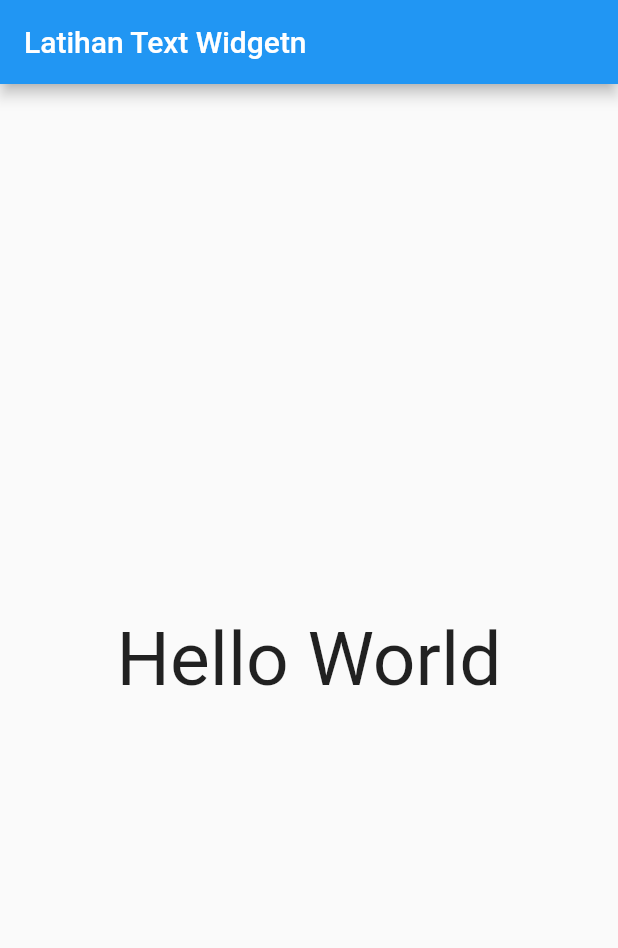
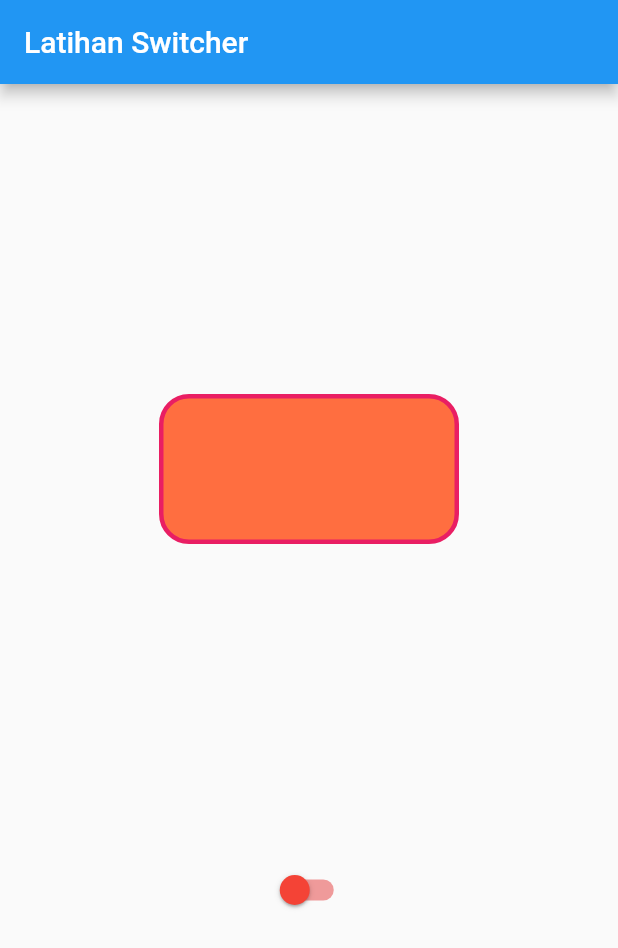
Before and after one commit to akbariyansyah/latihan-flutter, a Flutter app: the screen it shows after launch, on a phone screen of 412 x 824 dp. Shown: the top 948 px of the screen. Run offline on Flutter 3.47's test engine with Material 2 defaults, Android fonts, the light colour scheme and no system bars.

Commit message:
-Initial Commit -Complete the code

```diff
--- a/lib/main.dart
+++ b/lib/main.dart
@@ -16,21 +16,89 @@ class MyApp extends StatelessWidget {
   }
 }
 
-class MainPage extends StatelessWidget {
+class MainPage extends StatefulWidget {
+  @override
+  _MainPageState createState() => _MainPageState();
+}
+
+class _MainPageState extends State<MainPage> {
+  bool isOn = false;
+  Widget myWidget = Container(
+    width: 200,
+    height: 100,
+    decoration: BoxDecoration(
+        color: Colors.deepOrangeAccent,
+        borderRadius: BorderRadius.circular(20),
+        border: Border.all(color: Colors.pink, width: 3)),
+  );
   @override
   Widget build(BuildContext context) {
     return Scaffold(
         appBar: AppBar(
           title: Text(
-            "Latihan Text Widgetn",
+            "Latihan Switcher ",
           ),
         ),
         body: Center(
-          child: Text(
-            "Hello World",
-            style: TextStyle(fontSize: 50),
+          child: Column(
+            mainAxisAlignment: MainAxisAlignment.spaceEvenly,
+            children: [
+              AnimatedSwitcher(
+                child: myWidget,
+                duration: Duration(milliseconds: 500),
+                transitionBuilder: (child, animation) => RotationTransition(
+                  turns: animation,
+                  child: child,
+                ),
+              ),
+              Switch(
+                  activeColor: Colors.cyan[800],
+                  inactiveThumbColor: Colors.red,
+                  inactiveTrackColor: Colors.red[200],
+                  value: isOn,
+                  onChanged: (newValue) {
+                    isOn = newValue;
+                    setState(() {
+                      if (isOn) {
+                        myWidget = SizedBox(
+                          height: 100,
+                          width: 200,
+                          child: Center(
+                            // child: Text(
+                            //   "Switcher is ON",
+                            //   style: TextStyle(
+                            //     color: Colors.black,
+                            //     fontSize: 30,
+                            //     fontWeight: FontWeight.bold,
+                            //     fontFamily: "Lobster",
+                            //   ),
+                            // ),
+                             child :  Container(
+                               key: ValueKey(1),
+                                width: 200,
+                                height: 100,
+                                decoration: BoxDecoration(
+                                    color: Colors.lightBlue,
+                                    borderRadius: BorderRadius.circular(20),
+                                    border: Border.all(color: Colors.pink, width: 3)),
+                              ),
+                          ),
+                        );
+                      } else {
+                        myWidget = Container(
+                          key: ValueKey(2),
+                          width: 200,
+                          height: 100,
+                          decoration: BoxDecoration(
+                              color: Colors.deepOrange,
+                              borderRadius: BorderRadius.circular(20),
+                              border: Border.all(color: Colors.lightBlue, width: 3)),
+                        );
+                      }
+                    });
+                  })
+            ],
           ),
         ));
-    ;
   }
 }
```
